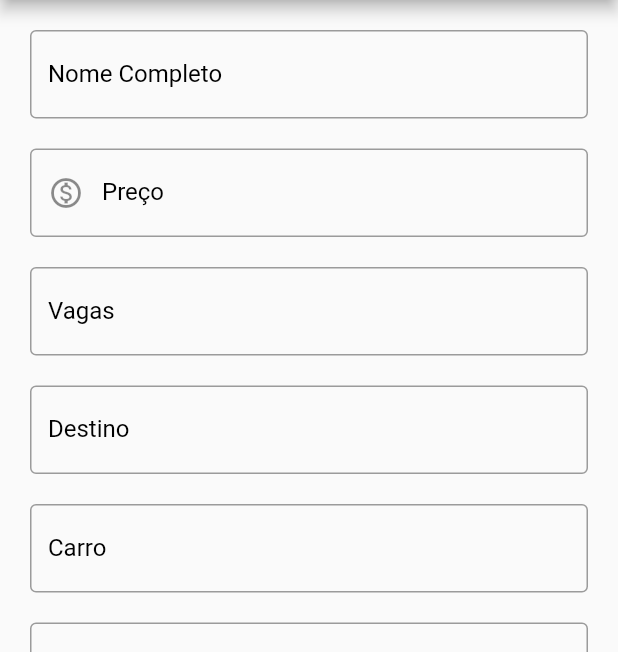
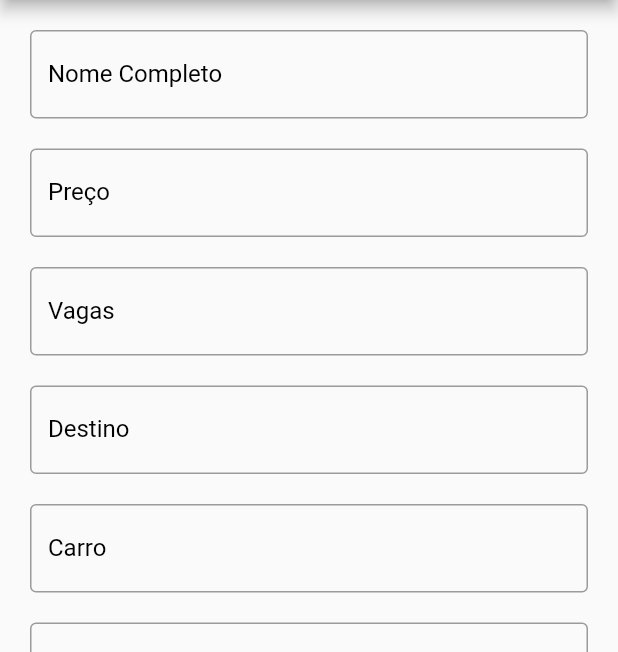
Before and after one commit to Pizzi-F/carona, a Flutter app: the DarCarona screen opened directly, on a phone screen of 412 x 824 dp, the part 84-736 px from its top. Run offline on Flutter 3.47's test engine with Material 2 defaults, Android fonts, the phone set to English and light mode, and no system bars; our stand-ins replace firebase_auth, firebase_core; accounts and stored records are empty.

Commit message:
pequenas correções

```diff
--- a/lib/create/dar_carona.dart
+++ b/lib/create/dar_carona.dart
@@ -83,7 +83,7 @@ class _DarCaronaState extends State<DarCarona> {
                         color: Colors.black,
                       ),
                       border: OutlineInputBorder(),
-                        prefixIcon: Icon(Icons.monetization_on_outlined),
+                        //prefixIcon: Icon(Icons.monetization_on_outlined),
                         suffix:Text(
                           'reais',
                           style: TextStyle(fontSize: 11),
@@ -192,9 +192,7 @@ class _DarCaronaState extends State<DarCarona> {
                   key: _form7,
                   child: TextFormField(
                     keyboardType: TextInputType.datetime,
-                    inputFormatters: [
-                      FilteringTextInputFormatter.allow(RegExp(r'^[a-zA-Z0-9]+$'))
-                    ],
+
                     decoration: InputDecoration(
                       labelText: 'Placa',
                       labelStyle: TextStyle(
```
